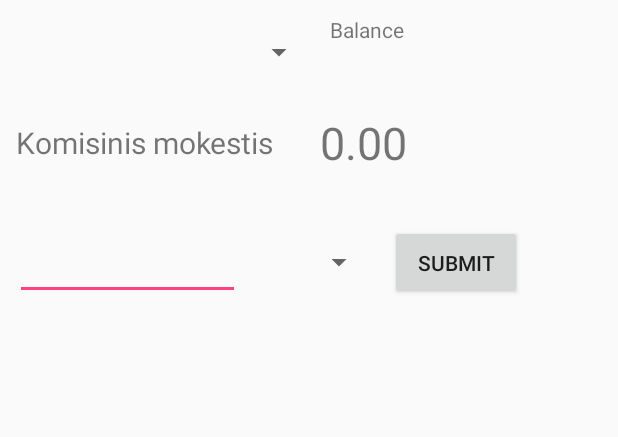
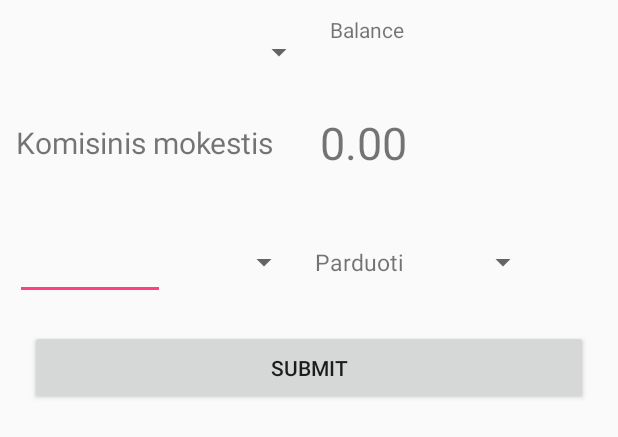
Before and after one commit to UrbanAndrius/Paysera, an Android app: the layout activity_user_profile.xml on its own in the app's theme, with its tools: preview values and no code run, on a phone screen of 412 x 824 dp. Shown: the top 437 px of the screen. Run offline under Robolectric (Android 15) with nearby library versions, the phone set to English and light mode, and no system bars.

Commit message:
Updated UI, added exchange from and to currency

```diff
--- a/app/src/main/res/layout/activity_user_profile.xml
+++ b/app/src/main/res/layout/activity_user_profile.xml
@@ -63,17 +63,18 @@
 
     <EditText
         android:id="@+id/etAmount"
-        android:layout_width="150dp"
+        android:layout_width="100dp"
         android:layout_height="50dp"
 
         android:layout_marginLeft="10dp"
+        android:layout_marginStart="10dp"
         android:layout_marginTop="30dp"
         android:inputType="numberDecimal"
         app:layout_constraintLeft_toLeftOf="parent"
         app:layout_constraintTop_toBottomOf="@+id/tvFeeText" />
 
     <Spinner
-        android:id="@+id/spExchange"
+        android:id="@+id/spExchangeFrom"
         android:layout_width="80dp"
         android:layout_height="50dp"
 
@@ -82,17 +83,43 @@
         app:layout_constraintBottom_toBottomOf="@+id/etAmount"
         app:layout_constraintLeft_toRightOf="@+id/etAmount" />
 
+    <TextView
+        android:id="@+id/tvExchangeText"
+        android:layout_width="wrap_content"
+        android:layout_height="50dp"
+
+        android:text="Parduoti"
+        android:textSize="15sp"
+        android:gravity="center"
+
+        android:layout_marginLeft="10dp"
+        android:layout_marginStart="10dp"
+        app:layout_constraintBottom_toBottomOf="@+id/etAmount"
+        app:layout_constraintLeft_toRightOf="@+id/spExchangeFrom" />
+
+    <Spinner
+        android:id="@+id/spExchangeTo"
+        android:layout_width="80dp"
+        android:layout_height="50dp"
+
+        android:layout_marginLeft="10dp"
+        android:layout_marginStart="10dp"
+        app:layout_constraintBottom_toBottomOf="@+id/etAmount"
+        app:layout_constraintLeft_toRightOf="@+id/tvExchangeText" />
+
     <Button
         android:id="@+id/btSubmit"
-        android:layout_width="wrap_content"
+        android:layout_width="0dp"
         android:layout_height="50dp"
 
         android:text="Submit"
 
-        android:layout_marginLeft="10dp"
-        android:layout_marginStart="10dp"
-        app:layout_constraintBottom_toBottomOf="@+id/etAmount"
-        app:layout_constraintLeft_toRightOf="@+id/spExchange" />
+        android:layout_marginLeft="20dp"
+        android:layout_marginRight="20dp"
+        android:layout_marginTop="20dp"
+        app:layout_constraintLeft_toLeftOf="parent"
+        app:layout_constraintRight_toRightOf="parent"
+        app:layout_constraintTop_toBottomOf="@+id/etAmount" />
 
 
 </android.support.constraint.ConstraintLayout>
```
